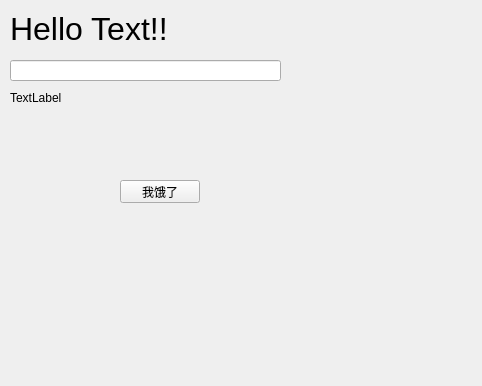
First picture: the form in ui/hellotext.ui, repository wuzhuorui/learnqt, before the edit.
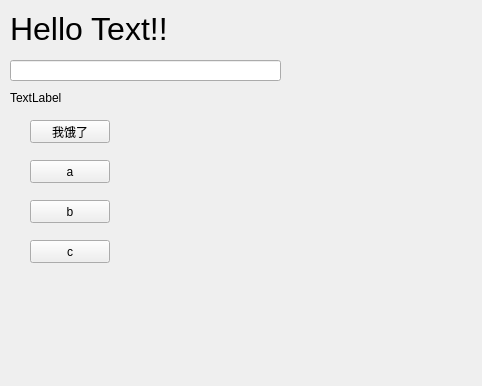
Second picture: the form after the edit.

The edit to the form file:
```diff
--- a/ui/hellotext.ui
+++ b/ui/hellotext.ui
@@ -29,8 +29,8 @@
   <widget class="QPushButton" name="b1">
    <property name="geometry">
     <rect>
-     <x>120</x>
-     <y>180</y>
+     <x>30</x>
+     <y>120</y>
      <width>80</width>
      <height>23</height>
     </rect>
@@ -62,6 +62,45 @@
     <string>TextLabel</string>
    </property>
   </widget>
+  <widget class="QPushButton" name="pushButtonA">
+   <property name="geometry">
+    <rect>
+     <x>30</x>
+     <y>160</y>
+     <width>80</width>
+     <height>23</height>
+    </rect>
+   </property>
+   <property name="text">
+    <string>a</string>
+   </property>
+  </widget>
+  <widget class="QPushButton" name="pushButtonB">
+   <property name="geometry">
+    <rect>
+     <x>30</x>
+     <y>200</y>
+     <width>80</width>
+     <height>23</height>
+    </rect>
+   </property>
+   <property name="text">
+    <string>b</string>
+   </property>
+  </widget>
+  <widget class="QPushButton" name="pushButtonC">
+   <property name="geometry">
+    <rect>
+     <x>30</x>
+     <y>240</y>
+     <width>80</width>
+     <height>23</height>
+    </rect>
+   </property>
+   <property name="text">
+    <string>c</string>
+   </property>
+  </widget>
  </widget>
  <resources/>
  <connections/>
```
